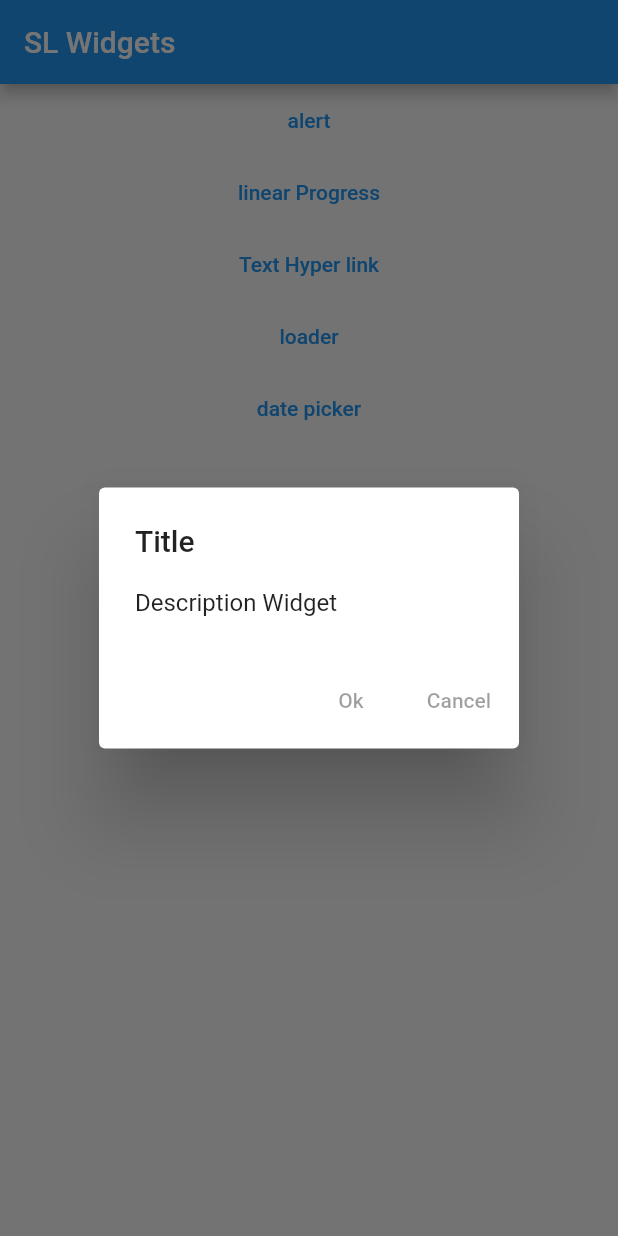
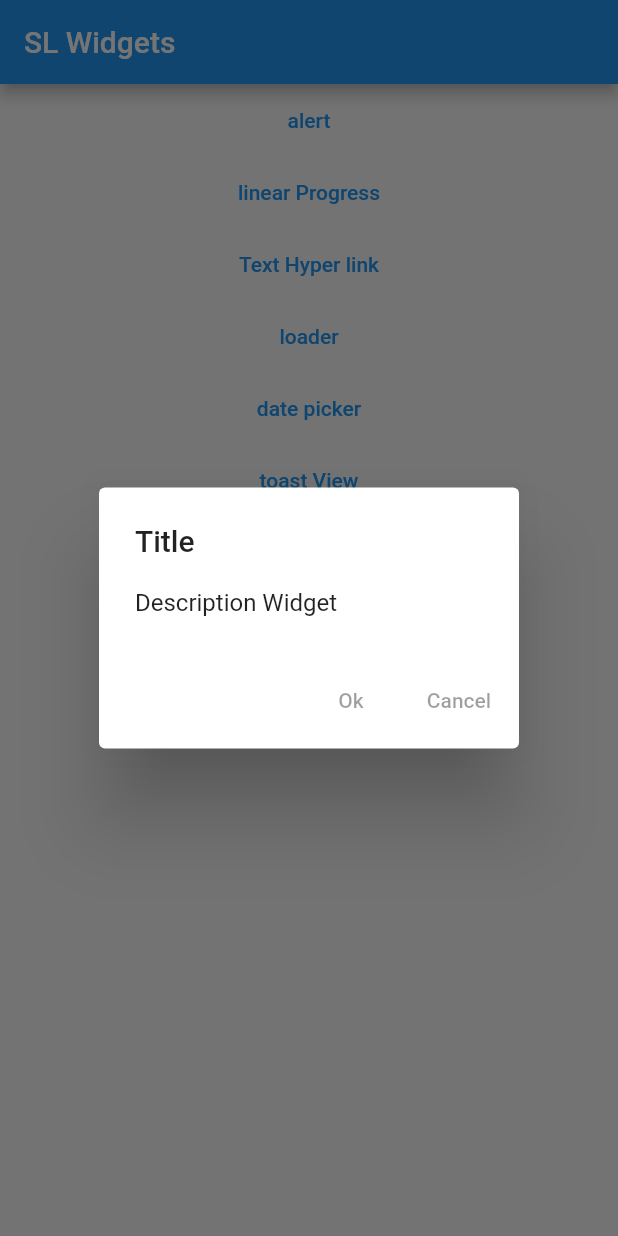
Before and after one commit to solutelabs/sl_flutter_widgets, a Flutter app: the screen it shows after launch, after a tap on "alert", on a phone screen of 412 x 824 dp. Run offline on Flutter 3.47's test engine with Material 2 defaults, Android fonts, the phone set to English and light mode, and no system bars; our stand-ins replace auto_size_text, url_launcher_web.

Commit message:
Added toast message

```diff
--- a/example/lib/main.dart
+++ b/example/lib/main.dart
@@ -5,6 +5,7 @@ import 'package:sl_flutter_widgets/components/datepicker/i18n/date_picker_i18n.d
 import 'package:sl_flutter_widgets/components/loader/sl_loading_indicator.dart';
 import 'package:sl_flutter_widgets/components/progress_bar/sl_liner_progress_bar.dart';
 import 'package:sl_flutter_widgets/components/texts/sl_text_hyperlink.dart';
+import 'package:sl_flutter_widgets/components/toast/sl_toast.dart';
 
 void main() {
   runApp(const MyApp());
@@ -32,7 +33,8 @@ class ListViewBuilder extends StatelessWidget {
     "linear Progress",
     "Text Hyper link",
     "loader",
-    "date picker"
+    "date picker",
+    "toast View"
   ];
 
   @override
@@ -114,7 +116,7 @@ class ListViewBuilder extends StatelessWidget {
                           initialDate: DateTime(1994),
                           firstDate: DateTime(1960),
                           lastDate: DateTime(2012),
-                          dateFormat: "MMM-yyyy",
+                          dateFormat: "MMMM-yyyy",
                           locale: DateTimePickerLocale.en_us,
                           backgroundColor: Colors.transparent,
                           confirmText: "Done",
@@ -128,6 +130,18 @@ class ListViewBuilder extends StatelessWidget {
                       print("Date Picked $datePicked");
 
                       break;
+                    case (5):
+                      SLToast.show(
+                        SLToastContext().init(context),
+                        "This is test message",
+                        duration: 4,
+                        position: SLToast.top,
+                        backgroundColor: Colors.black,
+                        backgroundRadius: 5,
+                        textStyle:
+                            const TextStyle(fontSize: 15, color: Colors.white),
+                      );
+                      break;
 
                     default:
                   }
--- a/lib/components/toast/sl_toast.dart
+++ b/lib/components/toast/sl_toast.dart
@@ -0,0 +1,132 @@
+import 'package:flutter/material.dart';
+
+class SLToastContext {
+  BuildContext? context;
+
+  static final SLToastContext _instance = SLToastContext._internal();
+
+  ///  Constructor for SLToast
+  factory SLToastContext() {
+    return _instance;
+  }
+
+  /// Take users Context
+  SLToastContext init(BuildContext context) {
+    _instance.context = context;
+    return _instance;
+  }
+
+  SLToastContext._internal();
+}
+
+class SLToast {
+  static const int lengthShort = 1;
+  static const int lengthLong = 3;
+  static const int bottom = 0;
+  static const int center = 1;
+  static const int top = 2;
+  static void show(
+    SLToastContext context,
+    String msg, {
+    int? duration = 1,
+    int? position = 0,
+    Color backgroundColor = const Color(0xAA000000),
+    textStyle = const TextStyle(fontSize: 15, color: Colors.white),
+    double backgroundRadius = 20,
+    bool? rootNavigator,
+    Border? border,
+  }) {
+    if (SLToastContext().context == null) {
+      throw Exception('Context is null');
+    }
+
+    SLToastView.dismiss();
+    SLToastView.createView(msg, SLToastContext().context!, duration, position,
+        backgroundColor, textStyle, backgroundRadius, border, rootNavigator);
+  }
+}
+
+class SLToastView {
+  static final SLToastView _singleton = SLToastView._internal();
+
+  factory SLToastView() {
+    return _singleton;
+  }
+
+  SLToastView._internal();
+
+  static OverlayState? overlayState;
+  static OverlayEntry? _overlayEntry;
+  static bool _isVisible = false;
+
+  static void createView(
+      String msg,
+      BuildContext context,
+      int? duration,
+      int? gravity,
+      Color background,
+      TextStyle textStyle,
+      double backgroundRadius,
+      Border? border,
+      bool? rootNavigator) async {
+    overlayState = Overlay.of(context, rootOverlay: rootNavigator ?? false);
+
+    _overlayEntry = OverlayEntry(
+      builder: (BuildContext context) => ToastWidget(
+          widget: SizedBox(
+            width: MediaQuery.of(context).size.width,
+            child: Container(
+                alignment: Alignment.center,
+                width: MediaQuery.of(context).size.width,
+                child: Container(
+                  decoration: BoxDecoration(
+                    color: background,
+                    borderRadius: BorderRadius.circular(backgroundRadius),
+                    border: border,
+                  ),
+                  margin: const EdgeInsets.symmetric(horizontal: 20),
+                  padding: const EdgeInsets.fromLTRB(16, 10, 16, 10),
+                  child: Text(msg, softWrap: true, style: textStyle),
+                )),
+          ),
+          gravity: gravity),
+    );
+    _isVisible = true;
+    overlayState!.insert(_overlayEntry!);
+    await Future.delayed(Duration(seconds: duration ?? SLToast.lengthShort));
+    dismiss();
+  }
+
+  static dismiss() async {
+    if (!_isVisible) {
+      return;
+    }
+    _isVisible = false;
+    _overlayEntry?.remove();
+  }
+}
+
+class ToastWidget extends StatelessWidget {
+  const ToastWidget({
+    Key? key,
+    required this.widget,
+    required this.gravity,
+  }) : super(key: key);
+
+  final Widget widget;
+  final int? gravity;
+
+  @override
+  Widget build(BuildContext context) {
+    return Positioned(
+        top: gravity == 2 ? MediaQuery.of(context).viewInsets.top + 50 : null,
+        bottom:
+            gravity == 0 ? MediaQuery.of(context).viewInsets.bottom + 50 : null,
+        child: IgnorePointer(
+          child: Material(
+            color: Colors.transparent,
+            child: widget,
+          ),
+        ));
+  }
+}
```
Also changed, not shown: 11 other files.
